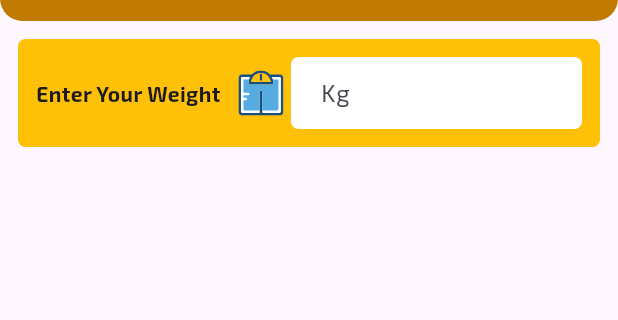
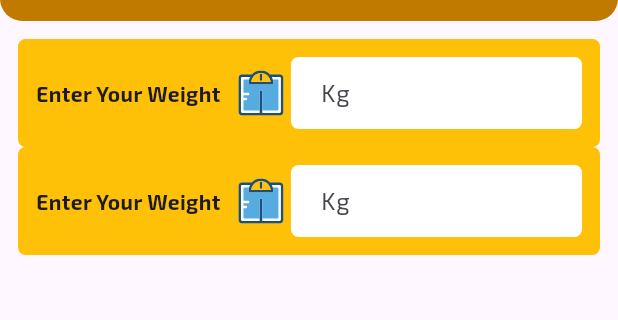
Before and after one commit to bharathnaik2k/BMI-Check_Flutter, a Flutter app: the screen it shows after launch, on a phone screen of 412 x 824 dp, the part 63-383 px from its top. Run offline on Flutter 3.47's test engine with Material 3 defaults, Android fonts, the phone set to English and light mode, and no system bars; our stand-ins replace flutter_svg.

Commit message:
home_screen_update

```diff
--- a/lib/widgets/home_screen.dart
+++ b/lib/widgets/home_screen.dart
@@ -100,6 +100,47 @@ class _HomeScreenState extends State<HomeScreen> {
                 ],
               ),
             ),
+            Container(
+              padding: const EdgeInsets.all(12),
+              decoration: BoxDecoration(
+                color: Colors.amber,
+                borderRadius: BorderRadius.circular(5),
+              ),
+              child: Row(
+                children: [
+                  const Text(
+                    "Enter Your Weight",
+                    style: TextStyle(
+                      fontWeight: FontWeight.bold,
+                    ),
+                  ),
+                  const SizedBox(width: 12),
+                  SvgPicture.asset(
+                    "assets/svg/weight.svg",
+                    height: 30,
+                    width: 30,
+                  ),
+                  const SizedBox(width: 5),
+                  Expanded(
+                    child: TextField(
+                      decoration: InputDecoration(
+                        fillColor: Colors.white,
+                        filled: true,
+                        contentPadding: const EdgeInsets.only(
+                          right: 16,
+                          left: 16,
+                        ),
+                        hintText: "Kg",
+                        border: OutlineInputBorder(
+                          borderSide: BorderSide.none,
+                          borderRadius: BorderRadius.circular(5),
+                        ),
+                      ),
+                    ),
+                  ),
+                ],
+              ),
+            ),
           ],
         ),
       ),
```
Also changed, not shown: 1 other file.
